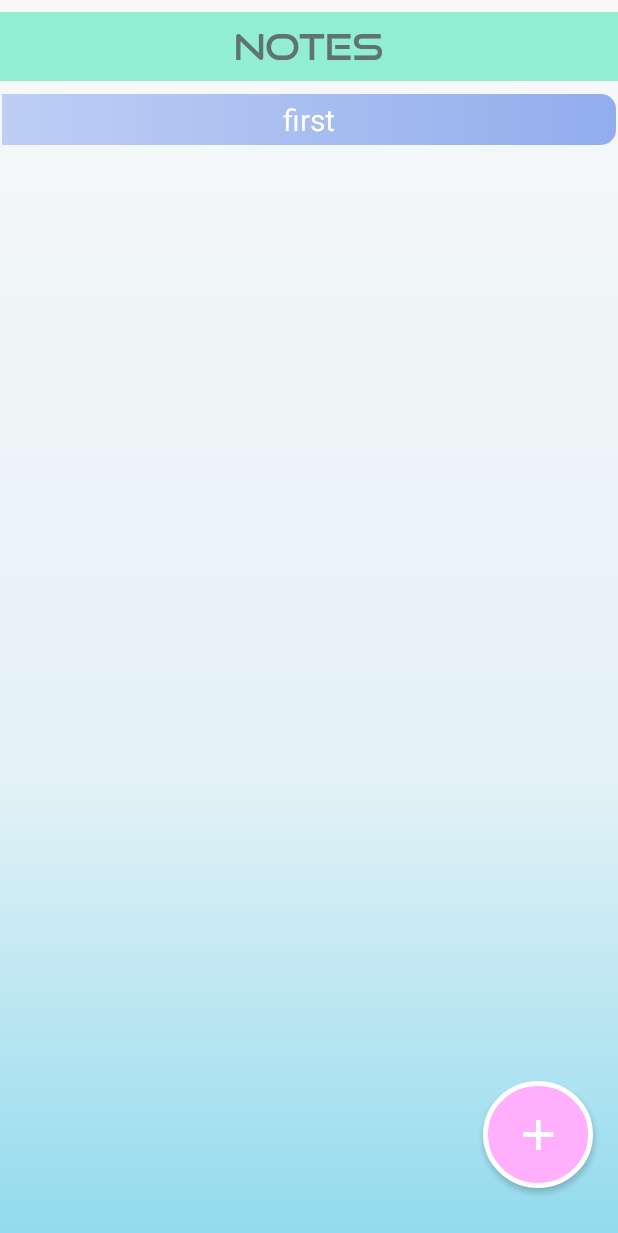
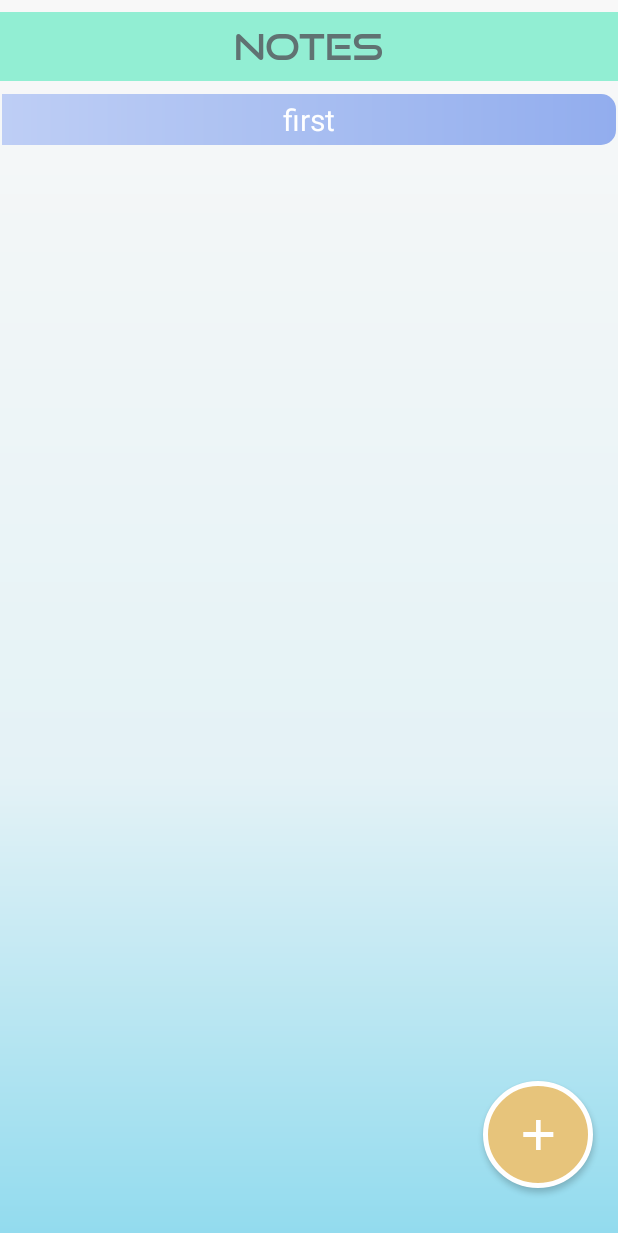
Before and after one commit to kitsune0100/NotesApp, an Android app: the screen it shows after launch (MainActivity), on a phone screen of 412 x 824 dp. Shown: the top 1233 px of the screen. Run offline under Robolectric (Android 15) with nearby library versions, the phone set to English and light mode, and no system bars.

Commit message:
2nd commit, added titlebox.xml

```diff
--- a/app/src/main/res/drawable/roundbutton.xml
+++ b/app/src/main/res/drawable/roundbutton.xml
@@ -1,6 +1,6 @@
 <?xml version="1.0" encoding="utf-8"?>
 <shape xmlns:android="http://schemas.android.com/apk/res/android" android:shape="oval">
-    <solid android:color="@color/pink"/>
+    <solid android:color="@color/yellow"/>
     <stroke android:color="@color/white" android:width="3dp"/>
     <size android:height="60dp" android:width="60dp"/>
     <corners android:radius="15dp"/>
--- a/app/src/main/res/layout/activity_newnote.xml
+++ b/app/src/main/res/layout/activity_newnote.xml
@@ -35,6 +35,7 @@
         android:gravity="start"
         android:inputType="textPersonName"
         android:maxLength="2000"
+        android:background="@drawable/titlebox"
         android:scrollHorizontally="false"
         android:textColor="@color/gray"
         app:layout_constraintBottom_toTopOf="@+id/newtextofnote"
--- a/app/src/main/res/values/colors.xml
+++ b/app/src/main/res/values/colors.xml
@@ -7,4 +7,5 @@
     <color name="pink">#FFAFFB</color>
     <color name="white">#FFFFFF</color>
     <color name="textgray">#474444</color>
+    <color name="yellow">#E7C47B</color>
 </resources>
```
